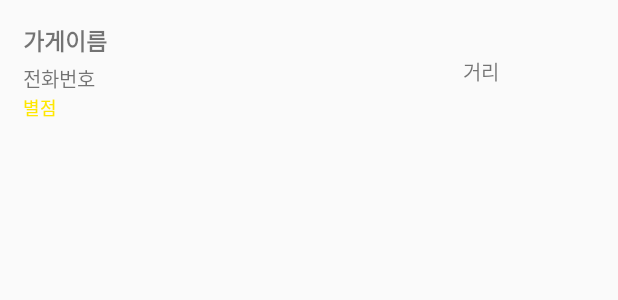
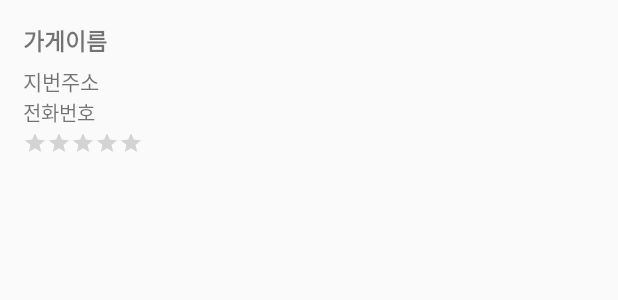
Before and after one commit to 2JeongYun/NTPver1, an Android app: the layout store_item.xml on its own in the app's theme, with its tools: preview values and no code run, on a phone screen of 412 x 824 dp. Shown: the top 300 px of the screen. Run offline under Robolectric (Android 15) with nearby library versions, the light colour scheme and no system bars.

Commit message:
지번주소 표기, 레이팅바
지번주소 표기
레이팅바
Store클래스 address 변수 추가

```diff
--- a/app/src/main/java/com/example/ntpver1/DBManager.java
+++ b/app/src/main/java/com/example/ntpver1/DBManager.java
@@ -252,10 +252,10 @@ public class DBManager {
         this.valid_thru = valid_thru;
     }
 
-    private Store makeStore(String payName, String storeName, String phoneNumber, String category, double latitude, double longitude) {
+    private Store makeStore(String payName, String storeName, String address, String phoneNumber, String category, double latitude, double longitude) {
         ArrayList<String> pays = new ArrayList<>();
         pays.add(payName);
-        Store s = new Store(pays, storeName, phoneNumber, category, 0, latitude, longitude);
+        Store s = new Store(pays, storeName, address, phoneNumber, category, 0, latitude, longitude);
         return s;
     }
 
--- a/app/src/main/java/com/example/ntpver1/MapActivity.java
+++ b/app/src/main/java/com/example/ntpver1/MapActivity.java
@@ -342,6 +342,7 @@ public class MapActivity extends AppCompatActivity implements MaterialSearchBar.
         }
     }
 
+    //리스트 갱신 (무식하게 엎는 방법)
     public void refreshList() {
         Log.d(TAG, "refreshList() is called");
         storeAdapter.notifyDataSetChanged();
--- a/app/src/main/res/layout/activity_register.xml
+++ b/app/src/main/res/layout/activity_register.xml
@@ -36,6 +36,7 @@
     </LinearLayout>
 
     <EditText
+        android:id="@+id/email"
         android:layout_width="match_parent"
         android:layout_height="40dp"
         android:hint="이메일을 입력하세요"
@@ -49,6 +50,7 @@
         android:textStyle="bold" />
 
     <EditText
+        android:id="@+id/password"
         android:layout_width="match_parent"
         android:layout_height="40dp"
         android:hint="패스워드를 입력하세요"
@@ -61,6 +63,7 @@
         android:textSize="20sp" />
 
     <EditText
+        android:id="@+id/certification"
         android:layout_width="match_parent"
         android:layout_height="40dp"
         android:hint="인증번호를 입력하세요"
@@ -72,7 +75,6 @@
         android:layout_height="40dp"
         android:layout_gravity="center"
         android:layout_marginTop="10dp"
-        android:enabled="false"
         android:text="회원가입" />
 
 
--- a/app/src/main/res/layout/store_item.xml
+++ b/app/src/main/res/layout/store_item.xml
@@ -27,6 +27,15 @@
                 android:textStyle="bold" />
 
             <TextView
+                android:id="@+id/addressTextView"
+                android:layout_width="wrap_content"
+                android:layout_height="wrap_content"
+                android:layout_marginTop="1dp"
+                android:maxLines="1"
+                android:text="지번주소"
+                android:textSize="14sp" />
+
+            <TextView
                 android:id="@+id/phoneTextView"
                 android:layout_width="wrap_content"
                 android:layout_height="wrap_content"
@@ -34,29 +43,30 @@
                 android:text="전화번호"
                 android:textSize="13sp" />
 
-            <TextView
-                android:id="@+id/starTextView"
+            <LinearLayout
+                android:id="@+id/star_container"
                 android:layout_width="wrap_content"
                 android:layout_height="wrap_content"
-                android:maxLines="1"
-                android:text="별점"
-                android:textColor="#FFE700"
-                android:textSize="12sp" />
+                android:orientation="horizontal"
+                android:layout_marginTop="2dp">
+
+                <RatingBar
+                    android:id="@+id/rating_bar"
+                    android:layout_width="match_parent"
+                    android:layout_height="20dp"
+                    android:numStars="5"
+                    android:rating="0"
+                    android:isIndicator="true"
+                    android:progressTint="@color/ratingBar"
+                    style="@style/Widget.AppCompat.RatingBar.Small" />
+
+            </LinearLayout>
         </LinearLayout>
 
         <LinearLayout
             android:layout_width="0dp"
             android:layout_height="match_parent"
             android:layout_weight="1">
-
-            <TextView
-                android:id="@+id/distanceTextView"
-                android:layout_width="wrap_content"
-                android:layout_height="wrap_content"
-                android:layout_gravity="center_vertical"
-                android:maxLines="1"
-                android:text="거리"
-                android:textSize="13sp" />
         </LinearLayout>
 
     </LinearLayout>
--- a/app/src/main/res/values/colors.xml
+++ b/app/src/main/res/values/colors.xml
@@ -3,7 +3,13 @@
     <color name="colorPrimary">#73C9FF</color>
     <color name="colorPrimaryDark">#3700B3</color>
     <color name="colorAccent">#03DAC5</color>
+
+    <!-- TEST start -->
     <color name="colorRed">#FF0000</color>
     <color name="buttonPressedText">#00DDFF</color>
     <color name="buttonNormalText">#161A35</color>
+    <!-- TEST end -->
+
+    <color name="ratingBar">#FFEE58</color>
+
 </resources>
```
Also changed, not shown: app/src/main/java/com/example/ntpver1/SelectStoreData.java (+4 -3 lines), app/src/main/java/com/example/ntpver1/adapter/StoreAdapter.java (+10 -4 lines), app/src/main/java/com/example/ntpver1/fragments/SearchFragment.java (+3 -4 lines), app/src/main/java/com/example/ntpver1/item/Card.java (+41 -0 lines), app/src/main/java/com/example/ntpver1/item/Store.java (+11 -1 lines), app/src/main/java/com/example/ntpver1/item/User.java (added, +55 -0 lines), app/src/main/java/com/example/ntpver1/login/register/RegisterActivity.java (+25 -8 lines).
